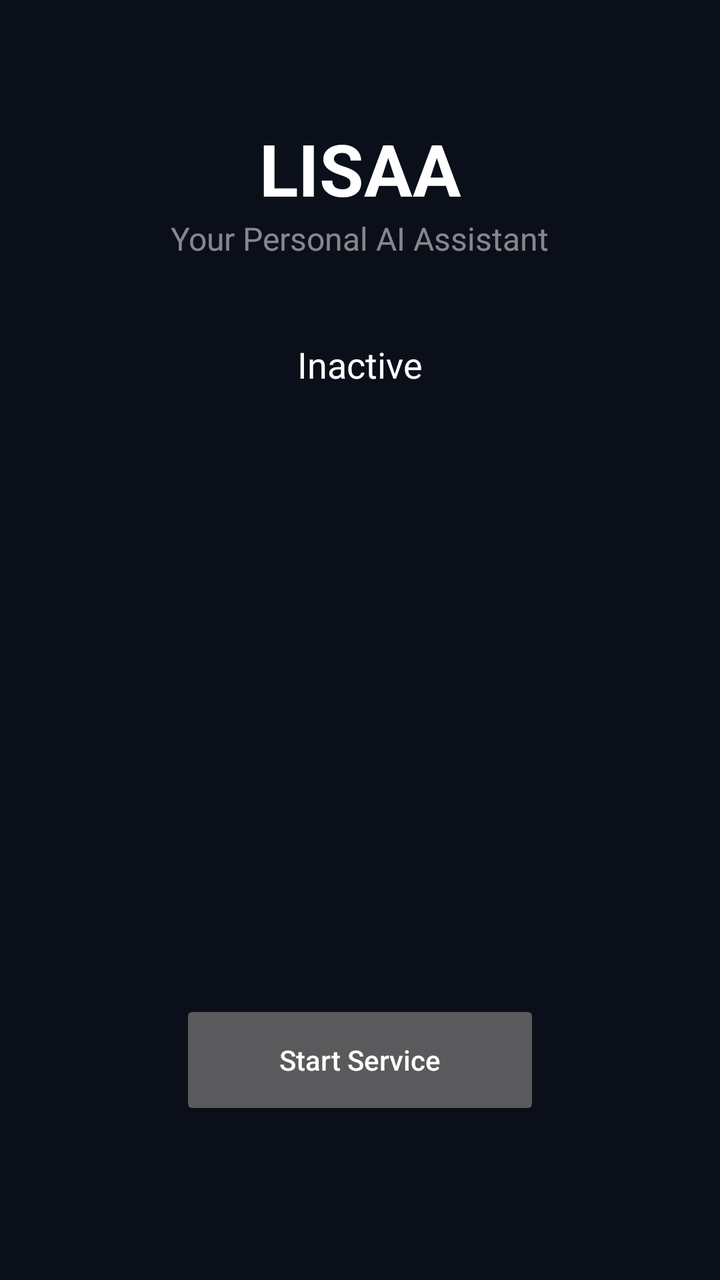
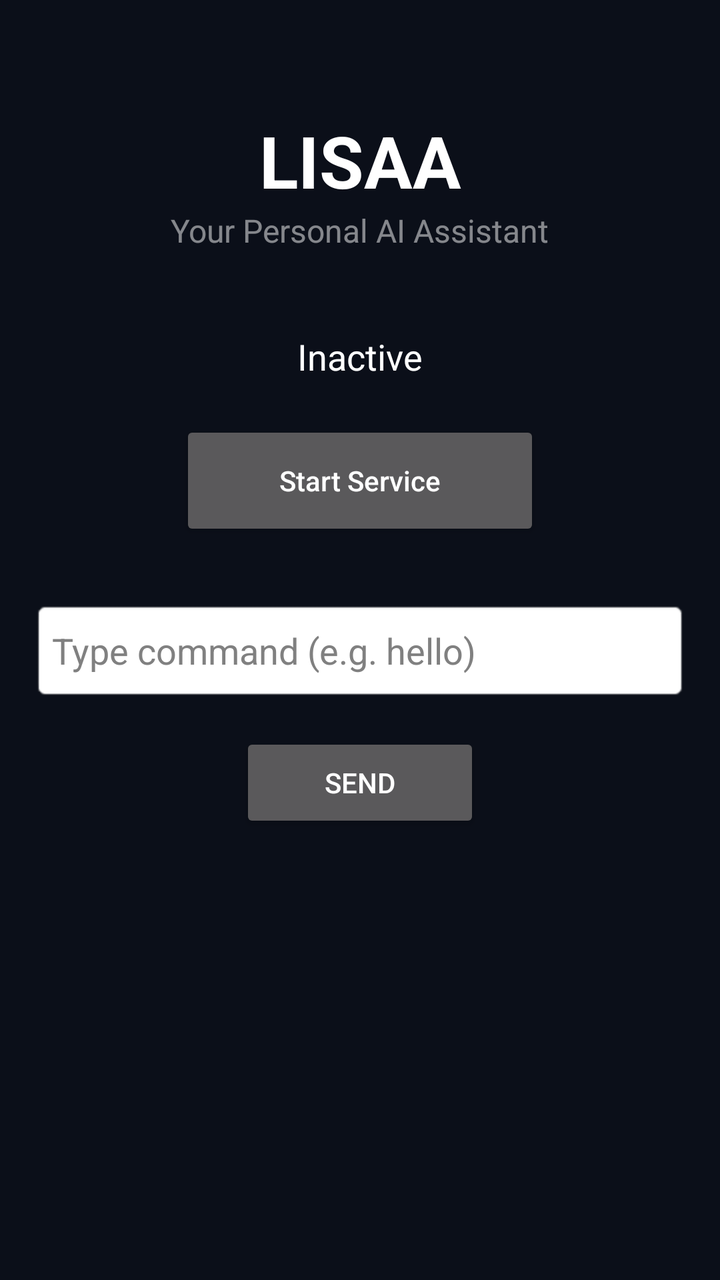

An Android layout rendered at two revisions. The XML below is the earlier revision; the diff shows what the commit changed to produce the second picture.
<!-- AndroidManifest.xml: application theme Theme.LISAA -->
<!-- res/layout/activity_main.xml -->
<?xml version="1.0" encoding="utf-8"?>
<androidx.constraintlayout.widget.ConstraintLayout
    xmlns:android="http://schemas.android.com/apk/res/android"
    xmlns:app="http://schemas.android.com/apk/res-auto"
    android:layout_width="match_parent"
    android:layout_height="match_parent"
    android:background="#0B0F19">

    <TextView
        android:id="@+id/title"
        android:layout_width="wrap_content"
        android:layout_height="wrap_content"
        android:text="LISAA"
        android:textSize="36sp"
        android:textStyle="bold"
        android:textColor="#FFFFFF"
        app:layout_constraintTop_toTopOf="parent"
        app:layout_constraintStart_toStartOf="parent"
        app:layout_constraintEnd_toEndOf="parent"
        android:layout_marginTop="60dp"/>

    <TextView
        android:id="@+id/subtitle"
        android:layout_width="wrap_content"
        android:layout_height="wrap_content"
        android:text="Your Personal AI Assistant"
        android:textColor="#80FFFFFF"
        android:textSize="16sp"
        app:layout_constraintTop_toBottomOf="@id/title"
        app:layout_constraintStart_toStartOf="parent"
        app:layout_constraintEnd_toEndOf="parent"/>

    <TextView
        android:id="@+id/statusText"
        android:layout_width="wrap_content"
        android:layout_height="wrap_content"
        android:text="Inactive"
        android:textColor="#FFFFFF"
        android:textSize="18sp"
        android:layout_marginTop="40dp"
        app:layout_constraintTop_toBottomOf="@id/subtitle"
        app:layout_constraintStart_toStartOf="parent"
        app:layout_constraintEnd_toEndOf="parent"/>

    <Button
        android:id="@+id/toggleButton"
        android:layout_width="180dp"
        android:layout_height="60dp"
        android:text="Start Service"
        android:textAllCaps="false"
        app:layout_constraintBottom_toBottomOf="parent"
        app:layout_constraintStart_toStartOf="parent"
        app:layout_constraintEnd_toEndOf="parent"
        android:layout_marginBottom="80dp"/>

</androidx.constraintlayout.widget.ConstraintLayout>
<!-- resources referenced by this layout -->
<resources>
  <style name="Theme.LISAA" parent="Theme.AppCompat.NoActionBar">
          <item name="android:windowBackground">@android:color/black</item>
      </style>
</resources>

<!-- the commit's change to res/layout/activity_main.xml (unified diff, before → after) -->
@@ -4,7 +4,8 @@
     xmlns:app="http://schemas.android.com/apk/res-auto"
     android:layout_width="match_parent"
     android:layout_height="match_parent"
-    android:background="#0B0F19">
+    android:background="#0B0F19"
+    android:padding="16dp">
 
     <TextView
         android:id="@+id/title"
@@ -17,7 +18,7 @@
         app:layout_constraintTop_toTopOf="parent"
         app:layout_constraintStart_toStartOf="parent"
         app:layout_constraintEnd_toEndOf="parent"
-        android:layout_marginTop="60dp"/>
+        android:layout_marginTop="40dp"/>
 
     <TextView
         android:id="@+id/subtitle"
@@ -48,9 +49,33 @@
         android:layout_height="60dp"
         android:text="Start Service"
         android:textAllCaps="false"
-        app:layout_constraintBottom_toBottomOf="parent"
+        app:layout_constraintTop_toBottomOf="@id/statusText"
         app:layout_constraintStart_toStartOf="parent"
         app:layout_constraintEnd_toEndOf="parent"
-        android:layout_marginBottom="80dp"/>
+        android:layout_marginTop="20dp"/>
+
+    <EditText
+        android:id="@+id/testInput"
+        android:layout_width="0dp"
+        android:layout_height="50dp"
+        android:hint="Type command (e.g. hello)"
+        android:textColorHint="#808080"
+        android:textColor="#FFFFFF"
+        android:background="@android:drawable/editbox_background"
+        android:padding="10dp"
+        app:layout_constraintTop_toBottomOf="@id/toggleButton"
+        app:layout_constraintStart_toStartOf="parent"
+        app:layout_constraintEnd_toEndOf="parent"
+        android:layout_marginTop="30dp"/>
+
+    <Button
+        android:id="@+id/testButton"
+        android:layout_width="120dp"
+        android:layout_height="50dp"
+        android:text="Send"
+        app:layout_constraintTop_toBottomOf="@id/testInput"
+        app:layout_constraintStart_toStartOf="parent"
+        app:layout_constraintEnd_toEndOf="parent"
+        android:layout_marginTop="16dp"/>
 
 </androidx.constraintlayout.widget.ConstraintLayout>
